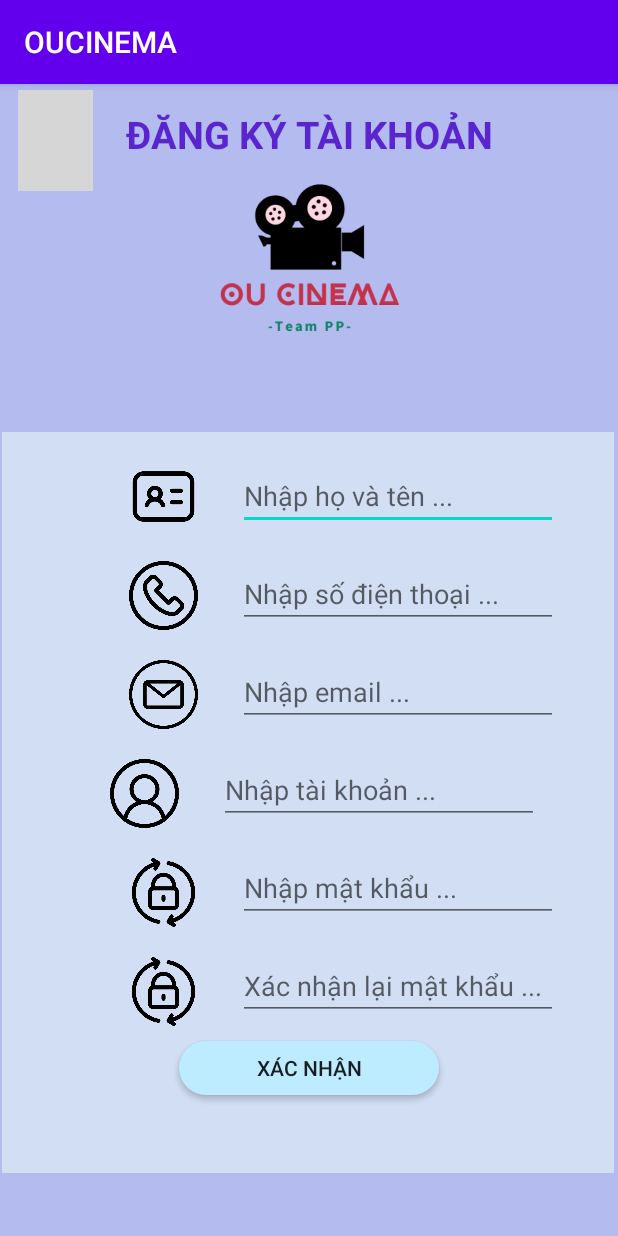
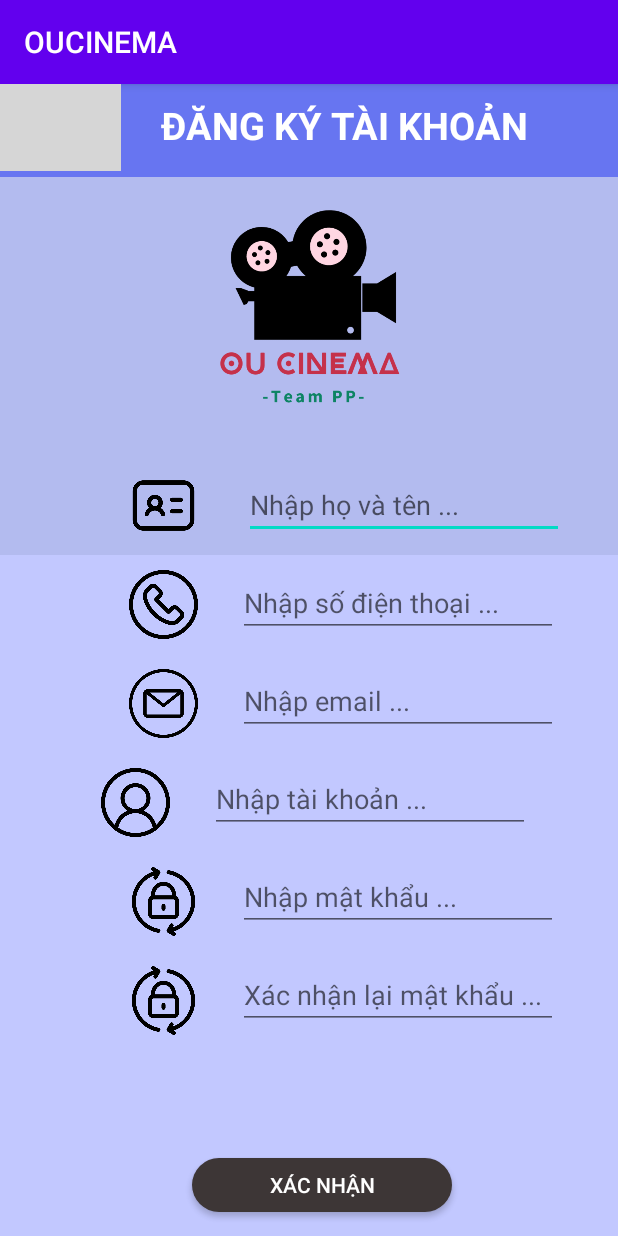
Before and after one commit to nohope4you/CinemaBTLMobile, an Android app: the RegisterCustomer screen opened directly, with no data from a screen before it, on a phone screen of 412 x 824 dp. Run offline under Robolectric (Android 15) with nearby library versions, the phone set to English and light mode, and no system bars; grey boxes are pictures that could not be loaded.

Commit message:
10h31 8/3/2024

```diff
--- a/app/src/main/res/drawable/cssbuttonpagelogin.xml
+++ b/app/src/main/res/drawable/cssbuttonpagelogin.xml
@@ -1,6 +1,6 @@
 <?xml version="1.0" encoding="utf-8"?>
 <shape xmlns:android="http://schemas.android.com/apk/res/android">
-    <solid android:color="#bdebff" />
+    <solid android:color="#3D3636" />
     <corners android:radius="50dp" />
 
 </shape>
--- a/app/src/main/res/layout/register_customer.xml
+++ b/app/src/main/res/layout/register_customer.xml
@@ -3,60 +3,48 @@
     xmlns:app="http://schemas.android.com/apk/res-auto"
     xmlns:tools="http://schemas.android.com/tools"
     android:layout_width="match_parent"
-    android:background="#b3bbef"
-    android:layout_height="match_parent">
+    android:layout_height="match_parent"
+    android:background="#b3bbef">
 
 
     <ImageView
         android:id="@+id/imageView"
-        android:layout_width="227dp"
-        android:layout_height="232dp"
+        android:layout_width="191dp"
+        android:layout_height="144dp"
+        android:layout_marginTop="16dp"
         app:layout_constraintEnd_toEndOf="parent"
         app:layout_constraintStart_toStartOf="parent"
-        app:layout_constraintTop_toTopOf="parent"
-        app:srcCompat="@drawable/ou_cinema__2_" />
+        app:layout_constraintTop_toBottomOf="@+id/linearLayout"
+        app:srcCompat="@drawable/iconou" />
 
     <View
         android:id="@+id/view2"
-        android:layout_width="408dp"
-        android:layout_height="494dp"
-        android:background="#D1DEF4"
+        android:layout_width="417dp"
+        android:layout_height="454dp"
+        android:background="#C2C8FF"
         app:layout_constraintBottom_toBottomOf="parent"
         app:layout_constraintEnd_toEndOf="parent"
-        app:layout_constraintHorizontal_bias="0.333"
+        app:layout_constraintHorizontal_bias="0.0"
         app:layout_constraintStart_toStartOf="parent"
         app:layout_constraintTop_toBottomOf="@+id/imageView"
-        app:layout_constraintVertical_bias="0.0" />
+        app:layout_constraintVertical_bias="1.0" />
 
     <ImageView
         android:id="@+id/imageView4"
         android:layout_width="59dp"
         android:layout_height="46dp"
-        android:layout_marginTop="20dp"
-        android:layout_marginEnd="20dp"
+        android:layout_marginTop="36dp"
+        android:layout_marginEnd="24dp"
         app:layout_constraintEnd_toStartOf="@+id/textHoTenKhachHangDangKy"
         app:layout_constraintTop_toBottomOf="@+id/imageView"
         app:srcCompat="@drawable/business_card" />
-
-    <TextView
-        android:id="@+id/textView"
-        android:layout_width="wrap_content"
-        android:layout_height="wrap_content"
-        android:layout_marginTop="16dp"
-        android:text="ĐĂNG KÝ TÀI KHOẢN"
-        android:textColor="#5a25cf"
-        android:textSize="25dp"
-        android:textStyle="bold"
-        app:layout_constraintEnd_toEndOf="parent"
-        app:layout_constraintStart_toStartOf="parent"
-        app:layout_constraintTop_toTopOf="@+id/imageView" />
 
     <EditText
         android:id="@+id/textHoTenKhachHangDangKy"
         android:layout_width="wrap_content"
         android:layout_height="wrap_content"
-        android:layout_marginTop="20dp"
-        android:layout_marginEnd="40dp"
+        android:layout_marginTop="36dp"
+        android:layout_marginEnd="36dp"
         android:ems="10"
         android:hint="Nhập họ và tên ..."
         android:inputType="textPersonName"
@@ -80,7 +68,7 @@
         android:layout_width="wrap_content"
         android:layout_height="wrap_content"
         android:layout_marginTop="20dp"
-        android:layout_marginEnd="50dp"
+        android:layout_marginEnd="64dp"
         android:ems="10"
         android:hint="Nhập tài khoản ..."
         android:inputType="textPersonName"
@@ -127,11 +115,13 @@
         android:id="@+id/btnXacNhanDangKy"
         android:layout_width="173dp"
         android:layout_height="36dp"
-        android:layout_marginBottom="52dp"
+        android:layout_marginBottom="16dp"
         android:background="@drawable/cssbuttonpagelogin"
         android:text="Xác nhận"
+        android:textColor="#FFFFFF"
         app:layout_constraintBottom_toBottomOf="@+id/view2"
         app:layout_constraintEnd_toEndOf="parent"
+        app:layout_constraintHorizontal_bias="0.537"
         app:layout_constraintStart_toStartOf="parent" />
 
     <ImageView
@@ -184,14 +174,33 @@
         app:layout_constraintTop_toBottomOf="@+id/imageView10"
         app:srcCompat="@drawable/reset_password" />
 
-    <ImageView
-        android:id="@+id/btnquaylaidangnhap"
-        android:layout_width="50dp"
-        android:layout_height="67dp"
-        android:layout_marginStart="12dp"
-        android:layout_marginTop="4dp"
+    <LinearLayout
+        android:id="@+id/linearLayout"
+        android:layout_width="436dp"
+        android:layout_height="62dp"
+        android:background="#6775F1"
+        android:orientation="horizontal"
+        app:layout_constraintEnd_toEndOf="parent"
         app:layout_constraintStart_toStartOf="parent"
-        app:layout_constraintTop_toTopOf="parent"
-        app:srcCompat="@drawable/arrow_left" />
+        app:layout_constraintTop_toTopOf="parent">
+
+        <ImageView
+            android:id="@+id/btnquaylaidangnhap"
+            android:layout_width="82dp"
+            android:layout_height="58dp"
+            android:layout_marginLeft="10dp"
+            app:srcCompat="@drawable/arrow_left" />
+
+        <TextView
+            android:id="@+id/textView"
+            android:layout_width="298dp"
+            android:layout_height="35dp"
+            android:layout_marginTop="10dp"
+            android:gravity="center"
+            android:text="ĐĂNG KÝ TÀI KHOẢN"
+            android:textColor="#FFFFFF"
+            android:textSize="25dp"
+            android:textStyle="bold" />
+    </LinearLayout>
 
 </android.support.constraint.ConstraintLayout>
```
Also changed, not shown: app/src/main/res/layout/activity_main.xml (+34 -16 lines), app/src/main/res/drawable/iconou.png (added), 1 other file.
